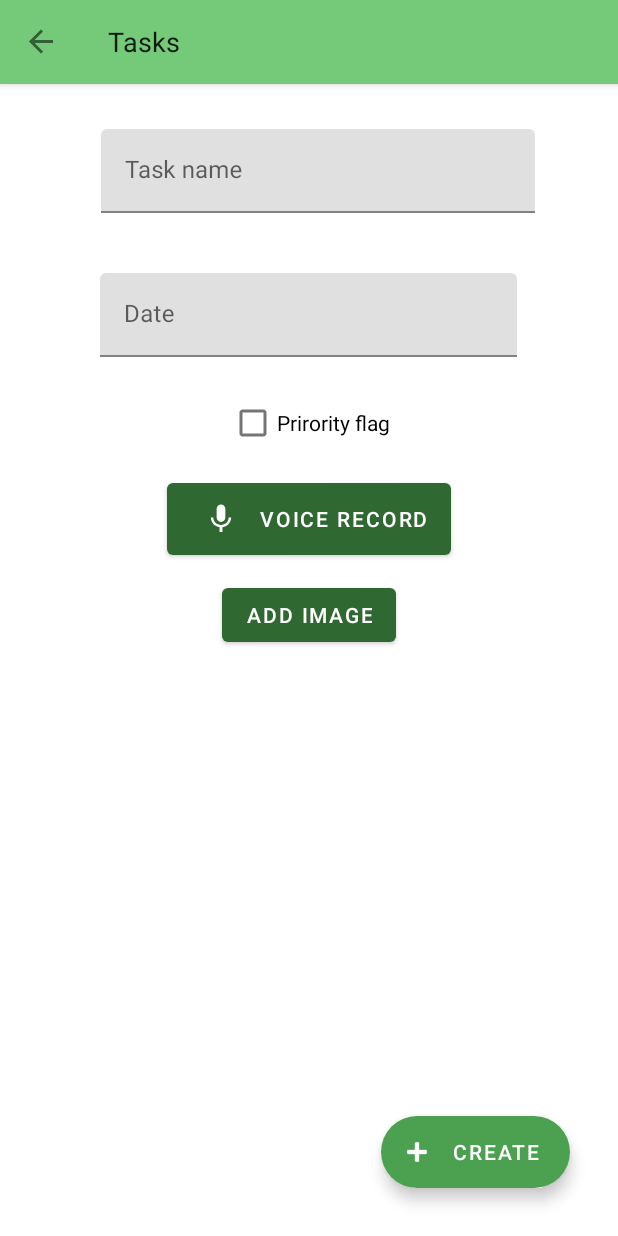
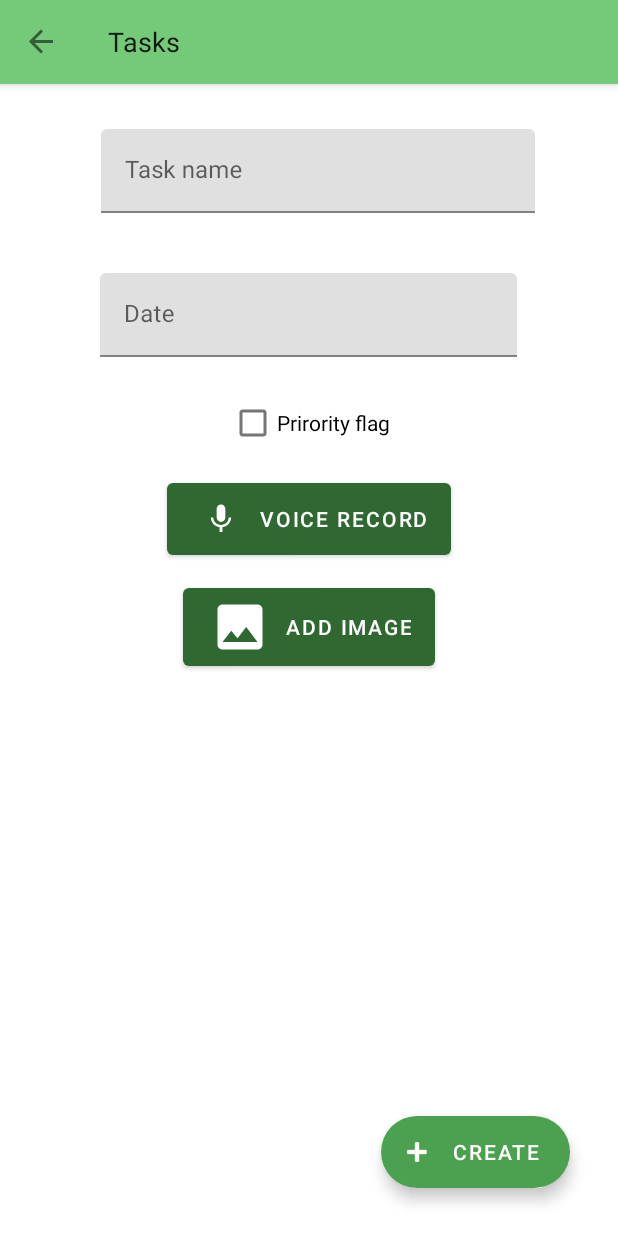
Before and after one commit to Kubixxu/TODOList, an Android app: the TaskFromFragment screen opened through its navigation route, on a phone screen of 412 x 824 dp. Run offline under Robolectric (Android 15) with nearby library versions, the phone set to English and light mode, and no system bars; our stand-ins replace Room's generated code, navigation-ui.

Commit message:
Remove image icon changed

```diff
--- a/app/src/main/java/com/example/todolist/task/TaskFromFragment.kt
+++ b/app/src/main/java/com/example/todolist/task/TaskFromFragment.kt
@@ -24,6 +24,7 @@ import android.widget.ImageView
 import android.widget.TextView
 import androidx.annotation.RequiresApi
 import android.widget.Toast
+import androidx.activity.OnBackPressedCallback
 import androidx.core.net.toUri
 import androidx.core.widget.doOnTextChanged
 import androidx.fragment.app.Fragment
@@ -53,6 +54,7 @@ class TaskFromFragment : Fragment() {
     private var _binding: TaskFormBinding? = null
     private var imageUri: Uri? = null
     private var imageUriIntPath: Uri? = null
+    private var imageUriDBState : Uri? = null
     private val taskViewModel: TaskViewModel by activityViewModels()
     private val IMAGE_PICK_CODE = 1000
     private val PERMISSION_CODE = 1001
@@ -62,7 +64,34 @@ class TaskFromFragment : Fragment() {
     private val binding get() = _binding!!
     private lateinit var model: SharedRecordingViewModel
     private var audio_path: String? = null
+    override fun onCreate(savedInstanceState: Bundle?) {
+        super.onCreate(savedInstanceState)
+        var currentTask = arguments?.get("currentTask")
+        if (currentTask != null) {
+            currentTask = currentTask as Task
+            imageUriDBState = Uri.parse(currentTask.imagePath)
 
+        } else {
+            imageUriDBState = null
+        }
+        val callback = object : OnBackPressedCallback(true) {
+
+            override fun handleOnBackPressed() {
+                if (imageUriDBState == null && userImageView.drawable != null) {
+                    imageUriIntPath?.path?.let { deleteImage(it) }
+                } else if (imageUriDBState != null && userImageView.drawable == null) {
+                    imageUri = imageUriDBState
+                    saveImageToInternalMemory(generateImageName("usr_img.jpg"))
+                }
+                findNavController().navigate(R.id.action_TaskForm_to_Tasks)
+                Log.d("IMAGERM", "INVOKED THIS")
+                imageUriDBState?.path?.let { Log.d("IMAGERM", it) }
+                imageUriIntPath?.path?.let { Log.d("IMAGERM", it) }
+            }
+
+        }
+        requireActivity().onBackPressedDispatcher.addCallback(this, callback)
+    }
     override fun onCreateView(
         inflater: LayoutInflater, container: ViewGroup?,
         savedInstanceState: Bundle?
@@ -101,6 +130,7 @@ class TaskFromFragment : Fragment() {
                     imageUriIntPath!!.path?.let { it1 -> deleteImage(it1) }
                     imageUriIntPath = null
                     addRemoveImageButton.text = "ADD IMAGE"
+                    addRemoveImageButton.setCompoundDrawablesWithIntrinsicBounds(R.drawable.image_add_icon_customized, 0,0,0)
                 }
             }
         }
@@ -126,6 +156,7 @@ class TaskFromFragment : Fragment() {
                 imageUriIntPath = saveImageToInternalMemory(generateImageName("usr_img.jpg"))
                 //Log.d("IMAGE", imageUriIntPath.toString())
                 imageUriIntPath!!.path?.let { loadImageFromInternalMem(it) }
+                addRemoveImageButton.setCompoundDrawablesWithIntrinsicBounds(R.drawable.image_rm_icon_customized, 0,0,0)
                 addRemoveImageButton.text = "REMOVE IMAGE"
             }
         }
--- /dev/null
+++ b/app/src/main/res/drawable/ic_baseline_hide_image_24.xml
@@ -0,0 +1,6 @@
+<vector android:height="24dp" android:tint="#FFFFFF"
+    android:viewportHeight="24" android:viewportWidth="24"
+    android:width="24dp" xmlns:android="http://schemas.android.com/apk/res/android">
+    <path android:fillColor="@android:color/white" android:pathData="M21,5c0,-1.1 -0.9,-2 -2,-2H5.83L21,18.17V5z"/>
+    <path android:fillColor="@android:color/white" android:pathData="M2.81,2.81L1.39,4.22L3,5.83V19c0,1.1 0.9,2 2,2h13.17l1.61,1.61l1.41,-1.41L2.81,2.81zM6,17l3,-4l2.25,3l0.82,-1.1l2.1,2.1H6z"/>
+</vector>
--- /dev/null
+++ b/app/src/main/res/drawable/image_add_icon_customized.xml
@@ -0,0 +1,15 @@
+<?xml version="1.0" encoding="utf-8"?>
+<layer-list xmlns:android="http://schemas.android.com/apk/res/android" >
+
+    <item
+        android:drawable="@drawable/select_image_icon"
+        android:width="40dp"
+        android:height="40dp"
+        android:top="2.5dp"
+        android:right="2.5dp"
+        android:left="2.5dp"
+        android:bottom="2.5dp"
+        />
+
+
+</layer-list >
--- /dev/null
+++ b/app/src/main/res/drawable/image_rm_icon_customized.xml
@@ -0,0 +1,15 @@
+<?xml version="1.0" encoding="utf-8"?>
+<layer-list xmlns:android="http://schemas.android.com/apk/res/android" >
+
+    <item
+        android:drawable="@drawable/ic_baseline_hide_image_24"
+        android:width="40dp"
+        android:height="40dp"
+        android:top="2.5dp"
+        android:right="2.5dp"
+        android:left="2.5dp"
+        android:bottom="2.5dp"
+        />
+
+
+</layer-list >
--- /dev/null
+++ b/app/src/main/res/drawable/select_image_icon.xml
@@ -0,0 +1,10 @@
+<vector xmlns:android="http://schemas.android.com/apk/res/android"
+    android:width="24dp"
+    android:height="24dp"
+    android:viewportWidth="24"
+    android:viewportHeight="24"
+    android:tint="@color/white">
+  <path
+      android:fillColor="@android:color/white"
+      android:pathData="M21,19V5c0,-1.1 -0.9,-2 -2,-2H5c-1.1,0 -2,0.9 -2,2v14c0,1.1 0.9,2 2,2h14c1.1,0 2,-0.9 2,-2zM8.5,13.5l2.5,3.01L14.5,12l4.5,6H5l3.5,-4.5z"/>
+</vector>
--- a/app/src/main/res/layout/task_form.xml
+++ b/app/src/main/res/layout/task_form.xml
@@ -123,6 +123,7 @@
         android:layout_height="wrap_content"
         android:text="ADD IMAGE"
         android:layout_marginTop="10dp"
+        android:drawableLeft="@drawable/image_add_icon_customized"
         app:layout_constraintEnd_toEndOf="parent"
         app:layout_constraintStart_toStartOf="parent"
         app:layout_constraintTop_toBottomOf="@+id/record" />
```
